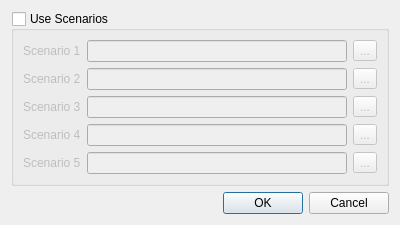
Before: the Qt Designer form flo2d/ui/project_review_scenarios.ui in FLO-2DSoftware/qgis-flo-2d-plugin, drawn with Qt 5.
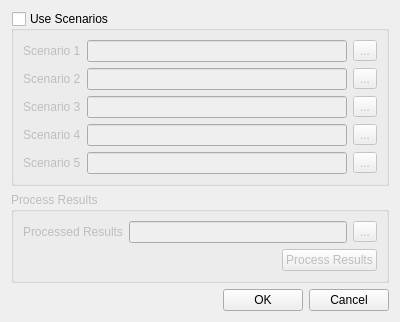
After: the same form once the commit is applied.

Commit message: Added the processed results code.

```diff
--- a/flo2d/ui/project_review_scenarios.ui
+++ b/flo2d/ui/project_review_scenarios.ui
@@ -7,53 +7,13 @@
     <x>0</x>
     <y>0</y>
     <width>400</width>
-    <height>210</height>
+    <height>302</height>
    </rect>
   </property>
   <property name="windowTitle">
    <string>Project Review - Scenarios</string>
   </property>
   <layout class="QGridLayout" name="gridLayout">
-   <item row="1" column="1" colspan="2">
-    <spacer name="verticalSpacer">
-     <property name="orientation">
-      <enum>Qt::Vertical</enum>
-     </property>
-     <property name="sizeHint" stdset="0">
-      <size>
-       <width>20</width>
-       <height>40</height>
-      </size>
-     </property>
-    </spacer>
-   </item>
-   <item row="2" column="1">
-    <widget class="QPushButton" name="ok_btn">
-     <property name="text">
-      <string>OK</string>
-     </property>
-    </widget>
-   </item>
-   <item row="2" column="2">
-    <widget class="QPushButton" name="cancel_btn">
-     <property name="text">
-      <string>Cancel</string>
-     </property>
-    </widget>
-   </item>
-   <item row="2" column="0">
-    <spacer name="horizontalSpacer">
-     <property name="orientation">
-      <enum>Qt::Horizontal</enum>
-     </property>
-     <property name="sizeHint" stdset="0">
-      <size>
-       <width>40</width>
-       <height>20</height>
-      </size>
-     </property>
-    </spacer>
-   </item>
    <item row="0" column="0" colspan="3">
     <widget class="QGroupBox" name="use_scenarios_grpbox">
      <property name="title">
@@ -154,6 +114,103 @@
      </layout>
     </widget>
    </item>
+   <item row="3" column="0">
+    <spacer name="horizontalSpacer">
+     <property name="orientation">
+      <enum>Qt::Horizontal</enum>
+     </property>
+     <property name="sizeHint" stdset="0">
+      <size>
+       <width>40</width>
+       <height>20</height>
+      </size>
+     </property>
+    </spacer>
+   </item>
+   <item row="1" column="0" colspan="3">
+    <widget class="QGroupBox" name="process_results_grp">
+     <property name="enabled">
+      <bool>false</bool>
+     </property>
+     <property name="title">
+      <string>Process Results</string>
+     </property>
+     <layout class="QGridLayout" name="gridLayout_3">
+      <item row="1" column="0" colspan="2">
+       <layout class="QGridLayout" name="gridLayout_4">
+        <item row="1" column="1">
+         <widget class="QPushButton" name="process_results_btn">
+          <property name="text">
+           <string>Process Results</string>
+          </property>
+         </widget>
+        </item>
+        <item row="1" column="0">
+         <spacer name="horizontalSpacer_2">
+          <property name="orientation">
+           <enum>Qt::Horizontal</enum>
+          </property>
+          <property name="sizeHint" stdset="0">
+           <size>
+            <width>40</width>
+            <height>20</height>
+           </size>
+          </property>
+         </spacer>
+        </item>
+        <item row="0" column="0" colspan="2">
+         <layout class="QHBoxLayout" name="horizontalLayout">
+          <item>
+           <widget class="QLabel" name="label_6">
+            <property name="text">
+             <string>Processed Results</string>
+            </property>
+           </widget>
+          </item>
+          <item>
+           <widget class="QLineEdit" name="processed_results_le"/>
+          </item>
+          <item>
+           <widget class="QToolButton" name="save_processed_results_file_btn">
+            <property name="text">
+             <string>...</string>
+            </property>
+           </widget>
+          </item>
+         </layout>
+        </item>
+       </layout>
+      </item>
+     </layout>
+    </widget>
+   </item>
+   <item row="3" column="1">
+    <widget class="QPushButton" name="ok_btn">
+     <property name="text">
+      <string>OK</string>
+     </property>
+    </widget>
+   </item>
+   <item row="3" column="2">
+    <widget class="QPushButton" name="cancel_btn">
+     <property name="text">
+      <string>Cancel</string>
+     </property>
+    </widget>
+   </item>
+   <item row="2" column="0">
+    <spacer name="verticalSpacer">
+     <property name="orientation">
+      <enum>Qt::Vertical</enum>
+     </property>
+     <property name="sizeHint" stdset="0">
+      <size>
+       <width>20</width>
+       <height>40</height>
+      </size>
+     </property>
+    </spacer>
+   </item>
   </layout>
  </widget>
  <resources/>
```
The commit also changes 1 other file.
